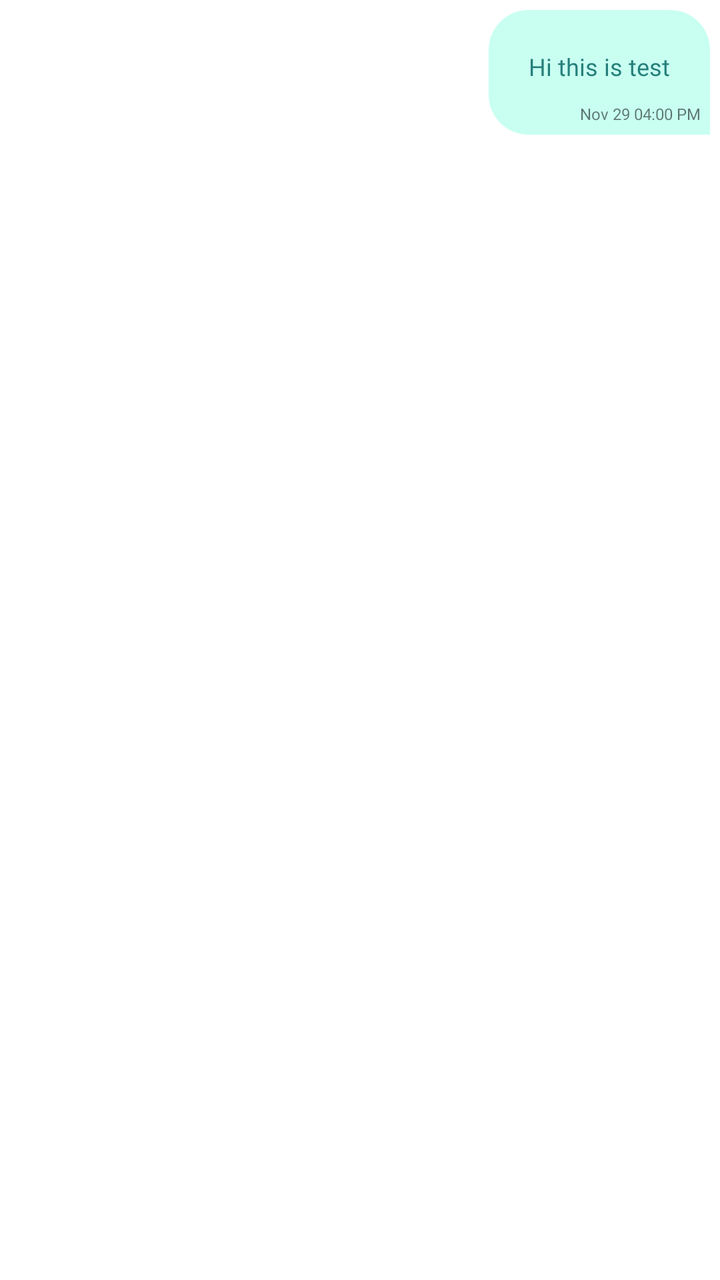
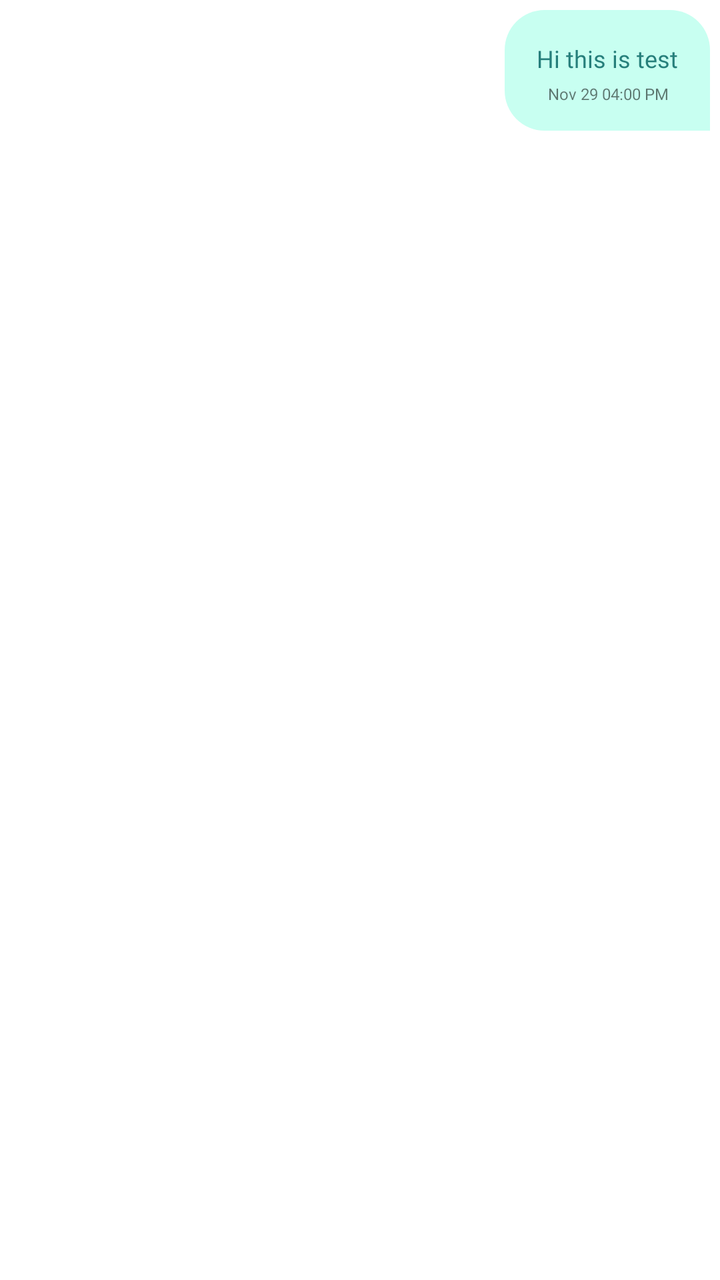

Two renders of the same Android screen: before a commit and after it. Below are the layout's source before the change and the commit's diff.
<!-- AndroidManifest.xml: application theme Theme.AbraaKaDabraa.App -->
<!-- res/layout/chat_message_row.xml -->
<?xml version="1.0" encoding="utf-8"?>
<androidx.constraintlayout.widget.ConstraintLayout xmlns:android="http://schemas.android.com/apk/res/android"
    xmlns:app="http://schemas.android.com/apk/res-auto"
    android:layout_width="match_parent"
    android:layout_height="wrap_content">

    <LinearLayout
        android:id="@+id/toLayout"
        android:layout_width="wrap_content"
        android:layout_height="wrap_content"
        android:gravity="center"
        android:orientation="vertical"
        android:layout_margin="5dp"
        android:background="@drawable/sender_chat_bg"
        app:layout_constraintEnd_toEndOf="parent"
        app:layout_constraintHorizontal_bias="1.0"
        app:layout_constraintStart_toStartOf="parent"
        app:layout_constraintTop_toTopOf="parent">

        <TextView
            android:id="@+id/to_message"
            android:layout_width="match_parent"
            android:layout_height="wrap_content"
            android:layout_gravity="center"
            android:gravity="center"
            android:paddingStart="20dp"
            android:paddingTop="20dp"
            android:paddingEnd="20dp"
            android:paddingBottom="10dp"
            android:textIsSelectable="true"
            android:textSize="12sp"
            android:fontFamily="@font/montserrat_semi_bold"
            android:text="Hi this is test"
            android:textColor="#267F7B" />

        <TextView
            android:id="@+id/to_message_time"
            android:layout_width="match_parent"
            android:layout_height="wrap_content"
            android:textSize="8sp"
            android:gravity="right"
            android:paddingBottom="5dp"
            android:paddingRight="5dp"
            android:fontFamily="@font/montserrat_regular"
            android:text="Nov 29 04:00 PM" />
    </LinearLayout>

    <LinearLayout
        android:id="@+id/fromLayout"
        android:layout_width="wrap_content"
        android:layout_height="wrap_content"
        android:layout_margin="5dp"
        android:gravity="center"
        android:visibility="gone"
        android:orientation="vertical"
        android:background="@drawable/receiver_chat_bg"
        app:layout_constraintEnd_toEndOf="parent"
        app:layout_constraintHorizontal_bias="0.0"
        app:layout_constraintStart_toStartOf="parent"
        app:layout_constraintTop_toTopOf="parent">

        <TextView
            android:id="@+id/from_message"
            android:layout_width="match_parent"
            android:layout_height="wrap_content"
            android:layout_gravity="center"
            android:gravity="center"
            android:paddingStart="20dp"
            android:textIsSelectable="true"
            android:paddingTop="20dp"
            android:paddingEnd="20dp"
            android:paddingBottom="10dp"
            android:text="Hi this is test"
            android:textColor="#267F7B" />
        <TextView
            android:id="@+id/from_message_time"
            android:layout_width="match_parent"
            android:layout_height="wrap_content"
            android:textSize="8sp"
            android:gravity="left"
            android:paddingBottom="5dp"
            android:paddingLeft="5dp"
            android:fontFamily="@font/montserrat_regular"
            android:text="Nov 29 04:00 PM" />
    </LinearLayout>
</androidx.constraintlayout.widget.ConstraintLayout>
<!-- resources referenced by this layout -->
<resources>
  <!-- drawable receiver_chat_bg (drawable) -->
  <?xml version="1.0" encoding="utf-8"?>
  <selector xmlns:android="http://schemas.android.com/apk/res/android">
      <item>
          <shape>
              
              <solid android:color="#CCECFB"/>
              <corners android:topLeftRadius="20dp"
                  android:bottomRightRadius="20dp"
                  android:topRightRadius="20dp"/>
          </shape>
      </item>
  </selector>
  <!-- drawable sender_chat_bg (drawable) -->
  <?xml version="1.0" encoding="utf-8"?>
  <selector xmlns:android="http://schemas.android.com/apk/res/android">
    <item>
      <shape>
        
        <solid android:color="#c8fff1"/>
        <corners android:topLeftRadius="20dp"
            android:bottomLeftRadius="20dp"
            android:topRightRadius="20dp"/>
      </shape>
    </item>
  </selector>
  <style name="Theme.AbraaKaDabraa.App" parent="Theme.MaterialComponents.Light.DarkActionBar">
          <item name="colorPrimary">@color/theme_color</item>
          <item name="colorPrimaryVariant">@color/theme_color</item>
          <item name="colorOnPrimary">@color/theme_color</item>
      </style>
  <color name="theme_color">#416D49</color>
</resources>

<!-- the commit's change to res/layout/chat_message_row.xml (unified diff, before → after) -->
@@ -1,17 +1,17 @@
 <?xml version="1.0" encoding="utf-8"?>
 <androidx.constraintlayout.widget.ConstraintLayout xmlns:android="http://schemas.android.com/apk/res/android"
     xmlns:app="http://schemas.android.com/apk/res-auto"
+    xmlns:tools="http://schemas.android.com/tools"
     android:layout_width="match_parent"
     android:layout_height="wrap_content">
 
-    <LinearLayout
+    <androidx.constraintlayout.widget.ConstraintLayout
         android:id="@+id/toLayout"
         android:layout_width="wrap_content"
         android:layout_height="wrap_content"
-        android:gravity="center"
-        android:orientation="vertical"
         android:layout_margin="5dp"
         android:background="@drawable/sender_chat_bg"
+        android:gravity="center"
         app:layout_constraintEnd_toEndOf="parent"
         app:layout_constraintHorizontal_bias="1.0"
         app:layout_constraintStart_toStartOf="parent"
@@ -19,41 +19,51 @@
 
         <TextView
             android:id="@+id/to_message"
-            android:layout_width="match_parent"
+            android:layout_width="wrap_content"
             android:layout_height="wrap_content"
-            android:layout_gravity="center"
+            android:layout_marginStart="16dp"
+            android:layout_marginTop="16dp"
+            android:layout_marginEnd="16dp"
+            android:fontFamily="@font/montserrat_semi_bold"
             android:gravity="center"
-            android:paddingStart="20dp"
-            android:paddingTop="20dp"
-            android:paddingEnd="20dp"
-            android:paddingBottom="10dp"
+            android:text="Hi this is test"
+            android:textColor="#267F7B"
             android:textIsSelectable="true"
             android:textSize="12sp"
-            android:fontFamily="@font/montserrat_semi_bold"
-            android:text="Hi this is test"
-            android:textColor="#267F7B" />
+            app:layout_constraintEnd_toEndOf="parent"
+            app:layout_constraintHorizontal_bias="1.0"
+            app:layout_constraintStart_toStartOf="parent"
+            app:layout_constraintTop_toTopOf="parent" />
 
         <TextView
             android:id="@+id/to_message_time"
-            android:layout_width="match_parent"
+            android:layout_width="wrap_content"
             android:layout_height="wrap_content"
+            android:layout_marginStart="16dp"
+            android:layout_marginTop="4dp"
+            android:layout_marginEnd="16dp"
+            android:layout_marginBottom="8dp"
+            android:fontFamily="@font/montserrat_regular"
+            android:gravity="right"
+            android:paddingRight="5dp"
+            android:paddingBottom="5dp"
+            android:text="Nov 29 04:00 PM"
             android:textSize="8sp"
-            android:gravity="right"
-            android:paddingBottom="5dp"
-            android:paddingRight="5dp"
-            android:fontFamily="@font/montserrat_regular"
-            android:text="Nov 29 04:00 PM" />
-    </LinearLayout>
+            app:layout_constraintBottom_toBottomOf="parent"
+            app:layout_constraintEnd_toEndOf="parent"
+            app:layout_constraintHorizontal_bias="1.0"
+            app:layout_constraintStart_toStartOf="parent"
+            app:layout_constraintTop_toBottomOf="@+id/to_message" />
+    </androidx.constraintlayout.widget.ConstraintLayout>
 
-    <LinearLayout
+    <androidx.constraintlayout.widget.ConstraintLayout
         android:id="@+id/fromLayout"
         android:layout_width="wrap_content"
         android:layout_height="wrap_content"
         android:layout_margin="5dp"
+        android:background="@drawable/receiver_chat_bg"
         android:gravity="center"
         android:visibility="gone"
-        android:orientation="vertical"
-        android:background="@drawable/receiver_chat_bg"
         app:layout_constraintEnd_toEndOf="parent"
         app:layout_constraintHorizontal_bias="0.0"
         app:layout_constraintStart_toStartOf="parent"
@@ -61,26 +71,35 @@
 
         <TextView
             android:id="@+id/from_message"
-            android:layout_width="match_parent"
+            android:layout_width="wrap_content"
             android:layout_height="wrap_content"
-            android:layout_gravity="center"
+            android:layout_marginStart="16dp"
+            android:layout_marginTop="16dp"
+            android:layout_marginEnd="16dp"
             android:gravity="center"
-            android:paddingStart="20dp"
+            android:text="Hi this is test"
+            android:textColor="#267F7B"
             android:textIsSelectable="true"
-            android:paddingTop="20dp"
-            android:paddingEnd="20dp"
-            android:paddingBottom="10dp"
-            android:text="Hi this is test"
-            android:textColor="#267F7B" />
+            app:layout_constraintEnd_toEndOf="parent"
+            app:layout_constraintStart_toStartOf="parent"
+            app:layout_constraintTop_toTopOf="parent" />
+
         <TextView
             android:id="@+id/from_message_time"
-            android:layout_width="match_parent"
-            android:layout_height="wrap_content"
+            android:layout_width="wrap_content"
+            android:layout_height="16dp"
+            android:layout_marginStart="16dp"
+            android:layout_marginTop="4dp"
+            android:layout_marginEnd="16dp"
+            android:layout_marginBottom="8dp"
+            android:fontFamily="@font/montserrat_regular"
+            android:gravity="left"
+            android:text="Nov 29 04:00 PM"
             android:textSize="8sp"
-            android:gravity="left"
-            android:paddingBottom="5dp"
-            android:paddingLeft="5dp"
-            android:fontFamily="@font/montserrat_regular"
-            android:text="Nov 29 04:00 PM" />
-    </LinearLayout>
+            app:layout_constraintBottom_toBottomOf="parent"
+            app:layout_constraintEnd_toEndOf="parent"
+            app:layout_constraintHorizontal_bias="0.0"
+            app:layout_constraintStart_toStartOf="parent"
+            app:layout_constraintTop_toBottomOf="@+id/from_message" />
+    </androidx.constraintlayout.widget.ConstraintLayout>
 </androidx.constraintlayout.widget.ConstraintLayout>
